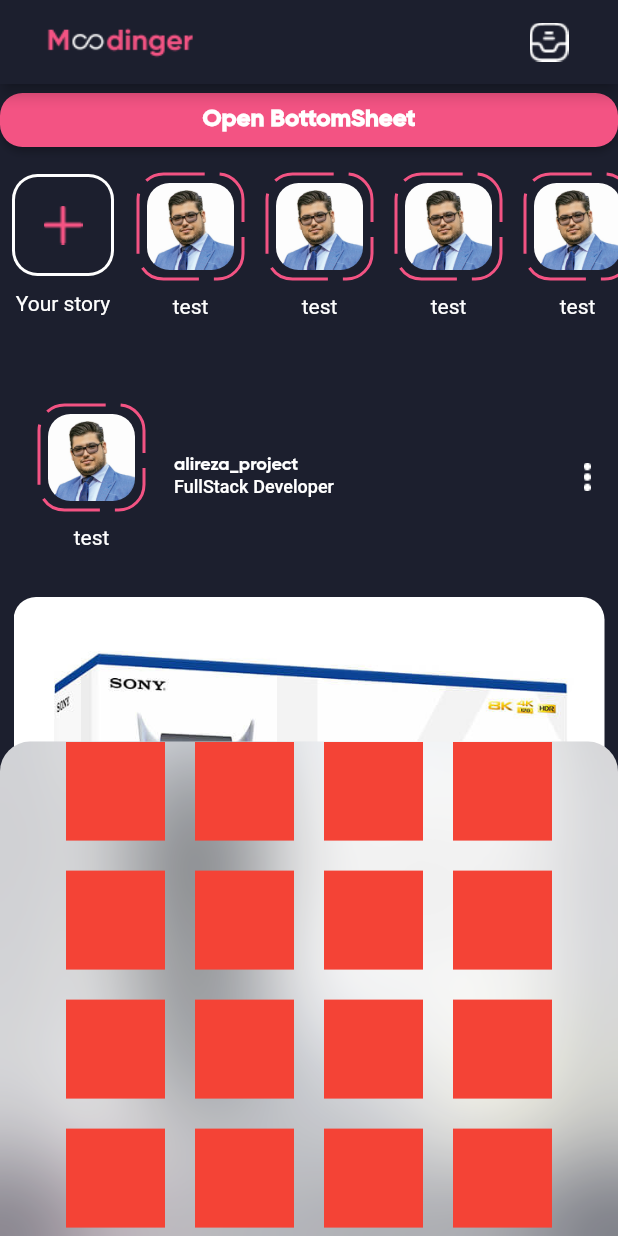
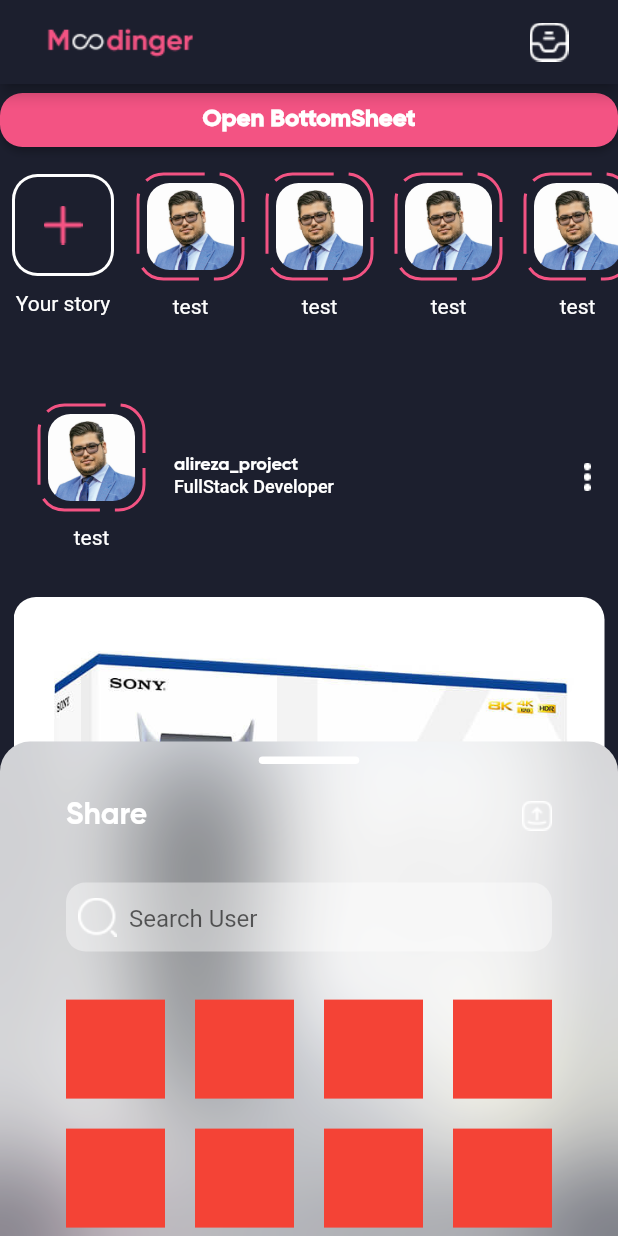
Before and after one commit to alirezaproject/flutter-instagram-clone-ui, a Flutter app: the screen it shows after launch, after a tap on "Open BottomSheet", on a phone screen of 412 x 824 dp. Run offline on Flutter 3.47's test engine with Material 2 defaults, Android fonts, the phone set to English and light mode, and no system bars; drawn by our look-alikes of dotted_border.

Commit message:
feat : search in bottom sheet

```diff
--- a/lib/widgets/bottomsheet_widget.dart
+++ b/lib/widgets/bottomsheet_widget.dart
@@ -3,6 +3,7 @@ import 'dart:ui';
 import 'package:flutter/material.dart';
 import 'package:flutter/src/widgets/framework.dart';
 import 'package:flutter/src/widgets/placeholder.dart';
+import 'package:instagram/constants.dart';
 
 class SharedBottomSheet extends StatelessWidget {
   const SharedBottomSheet({super.key, required this.controller});
@@ -10,6 +11,7 @@ class SharedBottomSheet extends StatelessWidget {
 
   @override
   Widget build(BuildContext context) {
+    var theme = Theme.of(context);
     return ClipRRect(
       borderRadius: BorderRadius.only(
         topLeft: Radius.circular(20),
@@ -21,19 +23,78 @@ class SharedBottomSheet extends StatelessWidget {
           color: Color.fromRGBO(255, 255, 255, 0.1),
           padding: EdgeInsets.symmetric(horizontal: 44),
           height: 300,
-          child: GridView.builder(
-            gridDelegate: const SliverGridDelegateWithFixedCrossAxisCount(
-              crossAxisSpacing: 20,
-              mainAxisSpacing: 20,
-              crossAxisCount: 4,
-            ),
-            itemCount: 30,
+          child: CustomScrollView(
             controller: controller,
-            itemBuilder: (BuildContext context, int index) {
-              return Container(
-                color: Colors.red,
-              );
-            },
+            slivers: [
+              SliverToBoxAdapter(
+                child: Column(
+                  children: [
+                    Container(
+                      margin: EdgeInsets.only(top: 10, bottom: 22),
+                      height: 5,
+                      width: 67,
+                      decoration: BoxDecoration(
+                        color: Colors.white,
+                        borderRadius: BorderRadius.circular(100),
+                      ),
+                    ),
+                    Row(
+                      mainAxisAlignment: MainAxisAlignment.spaceBetween,
+                      children: [
+                        Text(
+                          'Share',
+                          style: theme.textTheme.headlineSmall,
+                        ),
+                        Image.asset(kImageAsset + 'icon_share_bottomsheet.png'),
+                      ],
+                    ),
+                    SizedBox(
+                      height: 32,
+                    ),
+                    Container(
+                      height: 46,
+                      decoration: BoxDecoration(
+                        borderRadius: BorderRadius.circular(13),
+                        color: Color.fromRGBO(255, 255, 255, 0.4),
+                      ),
+                      child: Padding(
+                        padding: const EdgeInsets.symmetric(horizontal: 8),
+                        child: Row(
+                          children: [
+                            Image.asset(kImageAsset + 'icon_search.png'),
+                            SizedBox(
+                              width: 8,
+                            ),
+                            Expanded(
+                              child: TextField(
+                                decoration: InputDecoration(
+                                    hintText: 'Search User',
+                                    enabledBorder: InputBorder.none,
+                                    focusedBorder: InputBorder.none),
+                              ),
+                            ),
+                          ],
+                        ),
+                      ),
+                    ),
+                    SizedBox(
+                      height: 32,
+                    ),
+                  ],
+                ),
+              ),
+              SliverGrid(
+                delegate: SliverChildBuilderDelegate((context, index) {
+                  return Container(
+                    color: Colors.red,
+                  );
+                }, childCount: 40),
+                gridDelegate: SliverGridDelegateWithFixedCrossAxisCount(
+                    crossAxisCount: 4,
+                    crossAxisSpacing: 20,
+                    mainAxisSpacing: 20),
+              ),
+            ],
           ),
         ),
       ),
```
